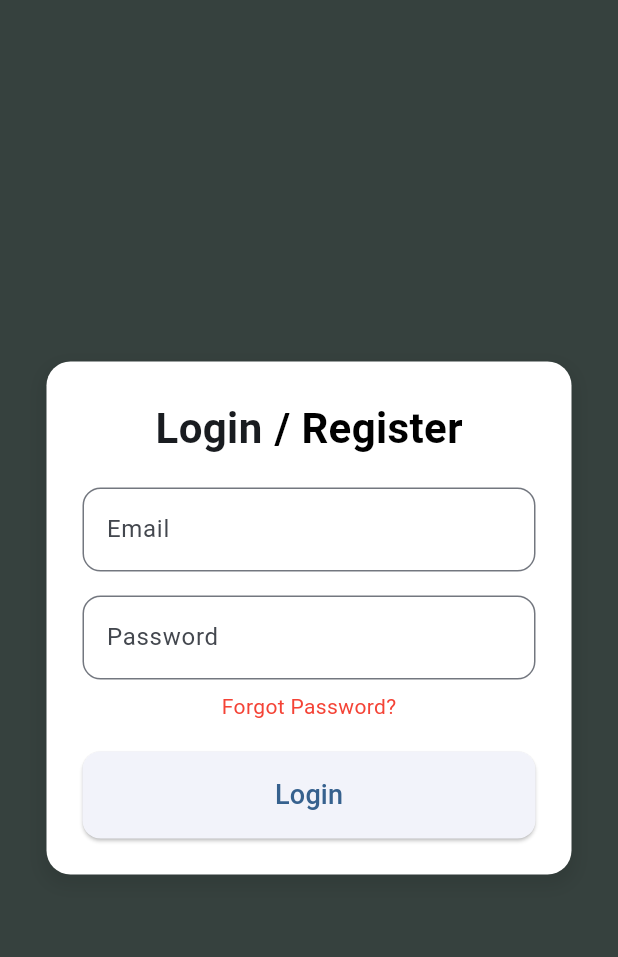
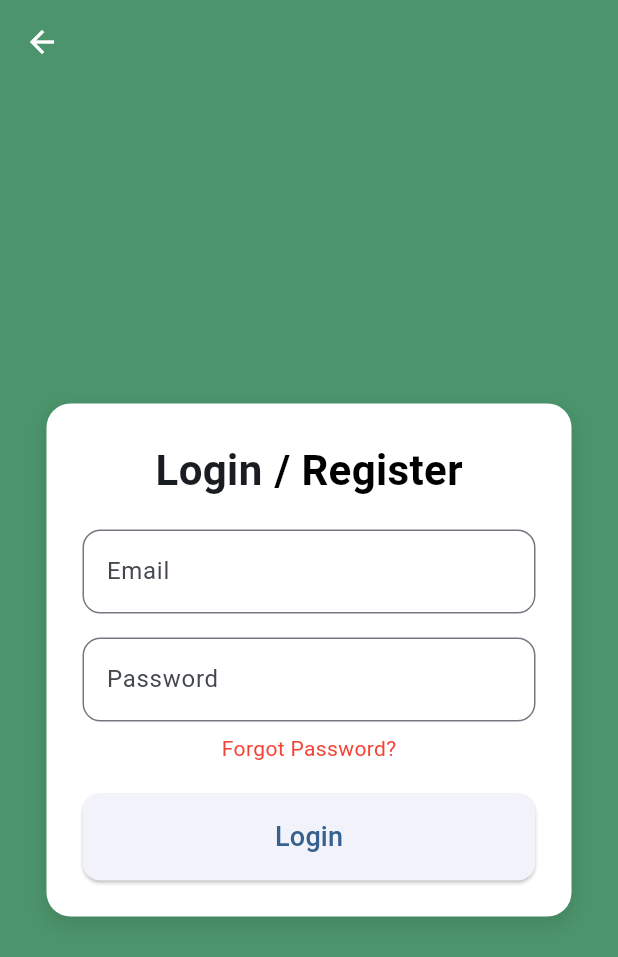
Before and after one commit to Matej161/find-your-teammate, a Flutter app: the screen it shows after launch, after a tap on "Login / Register", on a phone screen of 412 x 824 dp. Shown: the top 957 px of the screen. Run offline on Flutter 3.47's test engine with Material 3 defaults, Android fonts, the phone set to English and light mode, and no system bars.

Commit message:
Added/edited buttons

```diff
--- a/frontend/lib/main.dart
+++ b/frontend/lib/main.dart
@@ -1,5 +1,5 @@
 import 'package:flutter/material.dart';
-import 'package:frontend/screens/forgotpassword_screen.dart';
+import 'package:frontend/screens/forgot_password_screen.dart';
 import 'package:frontend/screens/home_screen.dart';
 // Required for clean URL paths (removes the '#' from web URLs)
 import 'screens/login_screen.dart';
--- a/frontend/lib/screens/forgotpassword_screen.dart
+++ b/frontend/lib/screens/forgot_password_screen.dart
@@ -1,5 +1,5 @@
 import 'package:flutter/material.dart';
-import '../widgets/forgotpassword_widget.dart'; // Import the new widget
+import '../widgets/forgot_password_widget.dart'; // Import the new widget
 
 class ForgotPasswordScreen extends StatelessWidget {
   const ForgotPasswordScreen({super.key});
--- a/frontend/lib/screens/login_screen.dart
+++ b/frontend/lib/screens/login_screen.dart
@@ -1,21 +1,25 @@
 import 'package:flutter/material.dart';
-import 'package:frontend/widgets/forgotpassword_widget.dart';
-import '../widgets/login_widget.dart'; // Import the widget
+import '../widgets/login_widget.dart';
+import '../widgets/go_home_button.dart'; // 1. Import your new widget
 
 class LoginScreen extends StatelessWidget {
   const LoginScreen({super.key});
 
   @override
   Widget build(BuildContext context) {
-    return const Scaffold(
-      // The Scaffold background will handle the light background color
-      // (assuming you set the theme, or the parent of this screen does).
-      // If you want to explicitly ensure the light grey background (0xFFF5F5F5)
-      // from your previous version, you can set:
-      backgroundColor: Color(0xFF36413E),
-      body: Center(
+    return Scaffold(
+      backgroundColor: const Color(0xFF4C956C),
+      // 2. Add an AppBar just for the button
+      appBar: AppBar(
+        backgroundColor: Colors.transparent, // Make it see-through
+        elevation: 0, // Remove the shadow
+
+        // 3. Use your custom widget here!
+        leading: const GoHomeButton(),
+      ),
+
+      body: const Center(
         child: LoginWidget(),
-
       ),
     );
   }
--- /dev/null
+++ b/frontend/lib/widgets/go_home_button.dart
@@ -0,0 +1,26 @@
+import 'package:flutter/material.dart';
+
+class GoHomeButton extends StatelessWidget {
+  // This allows you to change the destination if you reuse it on other screens,
+  // but it defaults to '/home' so you don't have to type it every time.
+  final String destinationRoute;
+
+  const GoHomeButton({
+    super.key,
+    this.destinationRoute = '/home',
+  });
+
+  @override
+  Widget build(BuildContext context) {
+    return IconButton(
+      icon: const Icon(
+        Icons.arrow_back, // You can change this to Icons.close (X) if you prefer
+        color: Colors.white,
+      ),
+      onPressed: () {
+        // Navigate to the target route (defaults to home)
+        Navigator.of(context).pushReplacementNamed(destinationRoute);
+      },
+    );
+  }
+}
--- a/frontend/lib/widgets/home_nav_button_widget.dart
+++ b/frontend/lib/widgets/home_nav_button_widget.dart
@@ -5,27 +5,43 @@ class HomeNavButtonWidget extends StatelessWidget {
 
   @override
   Widget build(BuildContext context) {
-    // We wrap the button in Padding to ensure it's not flush against the screen edges.
+    // Use MediaQuery to get the screen height and width
+    final screenHeight = MediaQuery.of(context).size.height;
+    final screenWidth = MediaQuery.of(context).size.width;
+
+    // Define responsive padding and font size based on screen dimensions.
+    // We use a small fraction of the screen width/height for relative sizing.
+    // These ratios ensure the button looks good on various devices.
+    final horizontalPadding = screenWidth * 0.05; // 5% of screen width
+    final verticalPadding = screenHeight * 0.02;  // 2% of screen height
+    final buttonPadding = EdgeInsets.symmetric(
+      horizontal: horizontalPadding,
+      vertical: verticalPadding * 0.75, // Make button vertical padding slightly smaller
+    );
+    final topOffset = screenHeight * 0.05; // 5% from the top
+    final rightOffset = screenWidth * 0.04; // 4% from the right
+
     return Padding(
-      padding: const EdgeInsets.only(top: 20.0, right: 16.0), // Added more top padding for safety/status bar area
+      // Use responsive padding for precise positioning
+      padding: EdgeInsets.only(top: topOffset, right: rightOffset),
       child: TextButton(
         onPressed: () {
           // Navigate to the login page when the button is pressed
-          // Using pushReplacementNamed for clean navigation history
           Navigator.of(context).pushReplacementNamed('/login');
         },
         style: TextButton.styleFrom(
-          backgroundColor: Colors.teal.withOpacity(0.9), // Slightly opaque background for a modern look
+          backgroundColor: Colors.teal.withOpacity(0.9),
           shape: RoundedRectangleBorder(
-            borderRadius: BorderRadius.circular(40),
+            borderRadius: BorderRadius.circular(30), // Slightly reduced corner radius
           ),
-          padding: const EdgeInsets.symmetric(horizontal: 25, vertical: 20),
+          padding: buttonPadding,
         ),
-        child: const Text(
+        child: Text(
           "Login / Register",
           style: TextStyle(
             color: Colors.white,
-            fontSize: 16,
+            // Use responsive font size
+            fontSize: screenWidth * 0.04, // 4% of screen width for the font size
             fontWeight: FontWeight.bold,
           ),
         ),
```
Also changed, not shown: frontend/lib/widgets/forgot_password_widget.dart (renamed from frontend/lib/widgets/forgotpassword_widget.dart), 6 other files.
